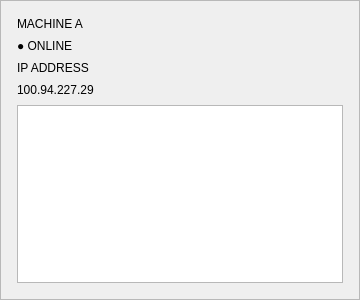
First picture: the form in MachinePanel.ui, repository small-root/DirZero, before the edit.
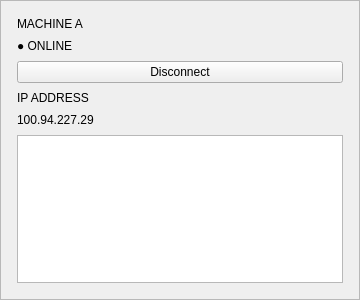
Second picture: the form after the edit.

The edit to the form file:
```diff
--- a/MachinePanel.ui
+++ b/MachinePanel.ui
@@ -56,6 +56,15 @@
     </widget>
    </item>
 
+   <item>
+       <widget class="QPushButton" name="disconnect">
+	   <property name="text">
+	    <string>Disconnect</string>
+	    </property>
+	</widget>
+    </item>
+
+
    <item>
     <widget class="QLabel" name="ipHeading">
      <property name="text">
```
